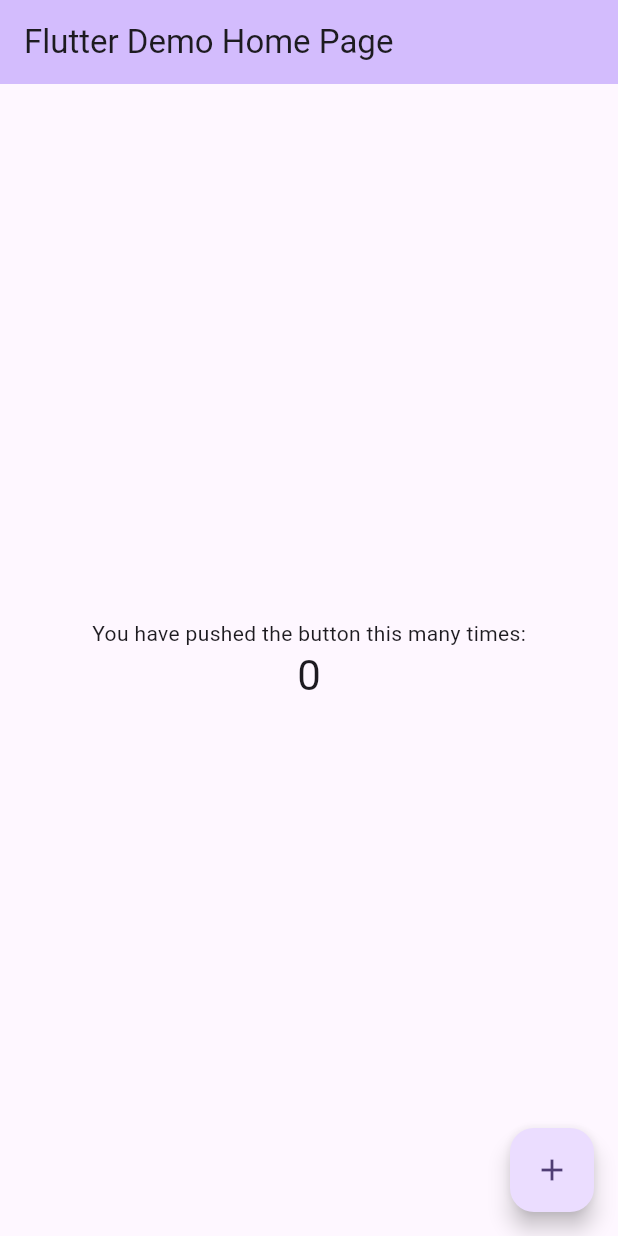
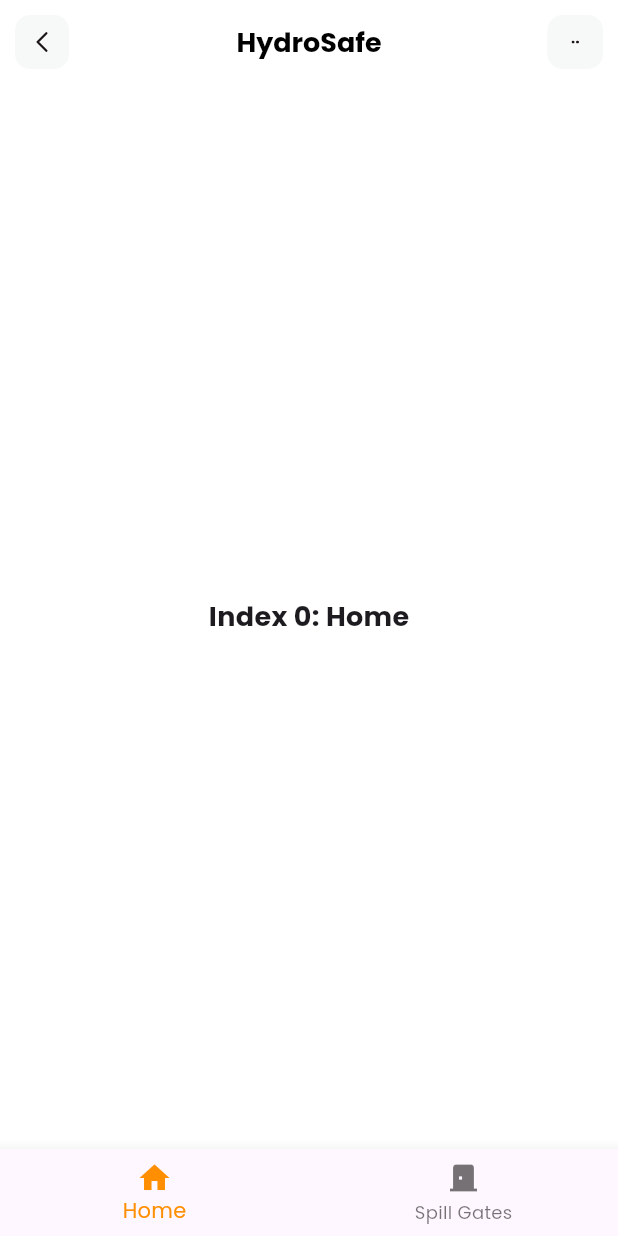
Before and after one commit to nethsaraPrabash/HydroSafe, a Flutter app: the screen it shows after launch, on a phone screen of 412 x 824 dp. Run offline on Flutter 3.47's test engine with Material 3 defaults, Android fonts, the phone set to English and light mode, and no system bars; our stand-ins replace flutter_svg.

Commit message:
Spill gates part added

```diff
--- a/app/lib/main.dart
+++ b/app/lib/main.dart
@@ -1,4 +1,5 @@
 import 'package:flutter/material.dart';
+import 'package:app/pages/home.dart';
 
 void main() {
   runApp(const MyApp());
@@ -7,119 +8,14 @@ void main() {
 class MyApp extends StatelessWidget {
   const MyApp({super.key});
 
-  // This widget is the root of your application.
   @override
   Widget build(BuildContext context) {
     return MaterialApp(
-      title: 'Flutter Demo',
+      debugShowCheckedModeBanner: false,
       theme: ThemeData(
-        // This is the theme of your application.
-        //
-        // TRY THIS: Try running your application with "flutter run". You'll see
-        // the application has a purple toolbar. Then, without quitting the app,
-        // try changing the seedColor in the colorScheme below to Colors.green
-        // and then invoke "hot reload" (save your changes or press the "hot
-        // reload" button in a Flutter-supported IDE, or press "r" if you used
-        // the command line to start the app).
-        //
-        // Notice that the counter didn't reset back to zero; the application
-        // state is not lost during the reload. To reset the state, use hot
-        // restart instead.
-        //
-        // This works for code too, not just values: Most code changes can be
-        // tested with just a hot reload.
-        colorScheme: ColorScheme.fromSeed(seedColor: Colors.deepPurple),
-        useMaterial3: true,
+        fontFamily: 'Poppins',
       ),
-      home: const MyHomePage(title: 'Flutter Demo Home Page'),
+      home: const HomePage(),
     );
   }
 }
-
-class MyHomePage extends StatefulWidget {
-  const MyHomePage({super.key, required this.title});
-
-  // This widget is the home page of your application. It is stateful, meaning
-  // that it has a State object (defined below) that contains fields that affect
-  // how it looks.
-
-  // This class is the configuration for the state. It holds the values (in this
-  // case the title) provided by the parent (in this case the App widget) and
-  // used by the build method of the State. Fields in a Widget subclass are
-  // always marked "final".
-
-  final String title;
-
-  @override
-  State<MyHomePage> createState() => _MyHomePageState();
-}
-
-class _MyHomePageState extends State<MyHomePage> {
-  int _counter = 0;
-
-  void _incrementCounter() {
-    setState(() {
-      // This call to setState tells the Flutter framework that something has
-      // changed in this State, which causes it to rerun the build method below
-      // so that the display can reflect the updated values. If we changed
-      // _counter without calling setState(), then the build method would not be
-      // called again, and so nothing would appear to happen.
-      _counter++;
-    });
-  }
-
-  @override
-  Widget build(BuildContext context) {
-    // This method is rerun every time setState is called, for instance as done
-    // by the _incrementCounter method above.
-    //
-    // The Flutter framework has been optimized to make rerunning build methods
-    // fast, so that you can just rebuild anything that needs updating rather
-    // than having to individually change instances of widgets.
-    return Scaffold(
-      appBar: AppBar(
-        // TRY THIS: Try changing the color here to a specific color (to
-        // Colors.amber, perhaps?) and trigger a hot reload to see the AppBar
-        // change color while the other colors stay the same.
-        backgroundColor: Theme.of(context).colorScheme.inversePrimary,
-        // Here we take the value from the MyHomePage object that was created by
-        // the App.build method, and use it to set our appbar title.
-        title: Text(widget.title),
-      ),
-      body: Center(
-        // Center is a layout widget. It takes a single child and positions it
-        // in the middle of the parent.
-        child: Column(
-          // Column is also a layout widget. It takes a list of children and
-          // arranges them vertically. By default, it sizes itself to fit its
-          // children horizontally, and tries to be as tall as its parent.
-          //
-          // Column has various properties to control how it sizes itself and
-          // how it positions its children. Here we use mainAxisAlignment to
-          // center the children vertically; the main axis here is the vertical
-          // axis because Columns are vertical (the cross axis would be
-          // horizontal).
-          //
-          // TRY THIS: Invoke "debug painting" (choose the "Toggle Debug Paint"
-          // action in the IDE, or press "p" in the console), to see the
-          // wireframe for each widget.
-          mainAxisAlignment: MainAxisAlignment.center,
-          children: <Widget>[
-            const Text(
-              'You have pushed the button this many times:',
-            ),
-            Text(
-              '$_counter',
-              style: Theme.of(context).textTheme.headlineMedium,
-            ),
-          ],
-        ),
-      ),
-      floatingActionButton: FloatingActionButton(
-        onPressed: _incrementCounter,
-        tooltip: 'Increment',
-        child: const Icon(Icons.add),
-      ), // This trailing comma makes auto-formatting nicer for build methods.
-    );
-  }
-}
--- /dev/null
+++ b/app/lib/pages/home.dart
@@ -0,0 +1,138 @@
+import 'package:app/screens/home_content.dart';
+import 'package:app/screens/spill_gates_content.dart';
+import 'package:flutter/material.dart';
+import 'package:flutter_svg/flutter_svg.dart';
+
+class HomePage extends StatefulWidget {
+  const HomePage({super.key});
+
+  @override
+  State<HomePage> createState() => _HomePageState();
+}
+
+class _HomePageState extends State<HomePage> {
+  int _selectedIndex = 0;
+
+  void _onItemTapped(int index) {
+    setState(() {
+      _selectedIndex = index;
+    });
+  }
+
+  @override
+  Widget build(BuildContext context) {
+    return Scaffold(
+      appBar: appBar(),
+      backgroundColor: Colors.white,
+      body: loadContent(_selectedIndex),
+      bottomNavigationBar: bottomNavigationBar(
+        selectedIndex: _selectedIndex,
+        onItemTapped: _onItemTapped,
+      ),
+    );
+  }
+}
+
+AppBar appBar() {
+  return AppBar(
+    title: const Text(
+      'HydroSafe',
+      style: TextStyle(
+        color: Colors.black,
+        fontSize: 18,
+        fontWeight: FontWeight.bold,
+      ),
+    ),
+    backgroundColor: Colors.white,
+    elevation: 0.0,
+    centerTitle: true,
+    leading: GestureDetector(
+      onTap: () {
+        debugPrint('Back button pressed');
+      },
+      child: Container(
+        margin: const EdgeInsets.all(10),
+        alignment: Alignment.center,
+        decoration: BoxDecoration(
+          color: const Color(0xffF7F8F8),
+          borderRadius: BorderRadius.circular(10),
+        ),
+        child: SvgPicture.asset(
+          'assets/icons/Arrow - Left 2.svg',
+          height: 20,
+          width: 20,
+        ),
+      ),
+    ),
+    actions: [
+      GestureDetector(
+        onTap: () {
+          debugPrint('Action button pressed');
+        },
+        child: Container(
+          margin: const EdgeInsets.all(10),
+          alignment: Alignment.center,
+          width: 37,
+          decoration: BoxDecoration(
+            color: const Color(0xffF7F8F8),
+            borderRadius: BorderRadius.circular(10),
+          ),
+          child: SvgPicture.asset(
+            'assets/icons/dots.svg',
+            height: 5,
+            width: 5,
+          ),
+        ),
+      ),
+    ],
+  );
+}
+
+Widget bottomNavigationBar({
+  required int selectedIndex,
+  required ValueChanged<int> onItemTapped,
+}) {
+  return BottomNavigationBar(
+    items: const <BottomNavigationBarItem>[
+      BottomNavigationBarItem(
+        icon: Icon(Icons.home),
+        label: 'Home',
+      ),
+      BottomNavigationBarItem(
+        icon: Icon(Icons.door_back_door),
+        label: 'Spill Gates',
+      ),
+    ],
+    currentIndex: selectedIndex,
+    selectedItemColor: Colors.amber[800],
+    onTap: onItemTapped,
+  );
+}
+
+Widget loadContent(int selectedIndex) {
+  switch (selectedIndex) {
+    case 0:
+      return homeContent();
+    case 1:
+      return spillGatesContent();
+    default:
+      return const Center(
+        child: Text(
+          'Invalid Index',
+          style: TextStyle(fontSize: 18, fontWeight: FontWeight.bold),
+        ),
+      );
+  }
+}
+
+Widget homeContent() {
+  return const Center(
+    child: HomeContent()
+  );
+}
+
+Widget spillGatesContent() {
+  return const Center(
+    child: SpillGatesContent()
+  );
+}
--- /dev/null
+++ b/app/lib/screens/home_content.dart
@@ -0,0 +1,16 @@
+// lib/screens/home_content.dart
+import 'package:flutter/material.dart';
+
+class HomeContent extends StatelessWidget {
+  const HomeContent({super.key});
+
+  @override
+  Widget build(BuildContext context) {
+    return const Center(
+      child: Text(
+        'Index 0: Home',
+        style: TextStyle(fontSize: 18, fontWeight: FontWeight.bold),
+      ),
+    );
+  }
+}
```
Also changed, not shown: app/lib/screens/spill_gates_content.dart (added, +104 -0 lines), app/pubspec.yaml (+19 -13 lines), app/assets/icons/Arrow - Left 2.svg (added), app/assets/icons/dots.svg (added), app/fonts/Poppins-Bold.ttf (added), app/fonts/Poppins-Medium.ttf (added), app/fonts/Poppins-Regular.ttf (added), app/fonts/Poppins-SemiBold.ttf (added), app/pubspec.lock.
